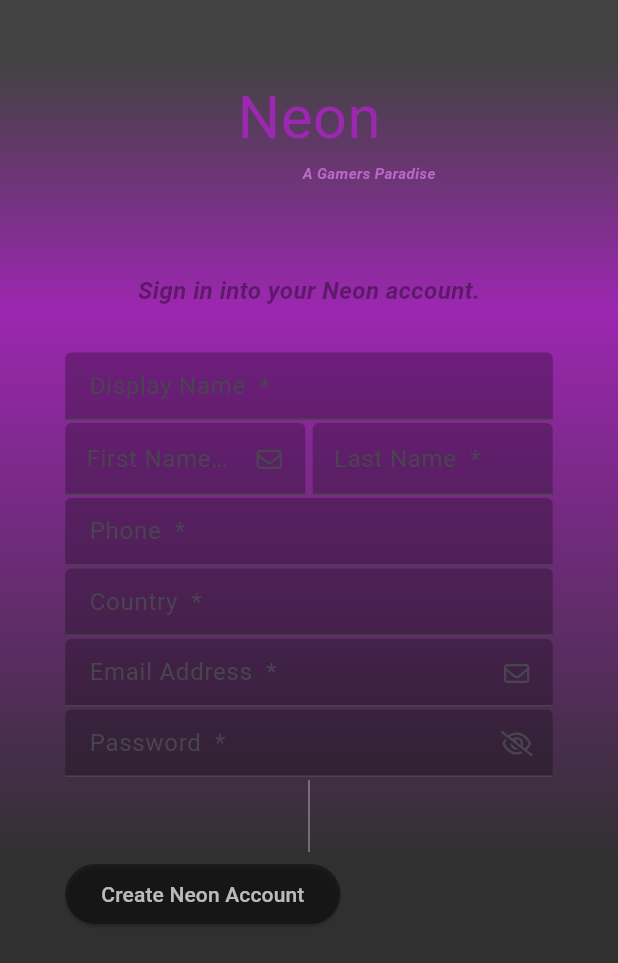
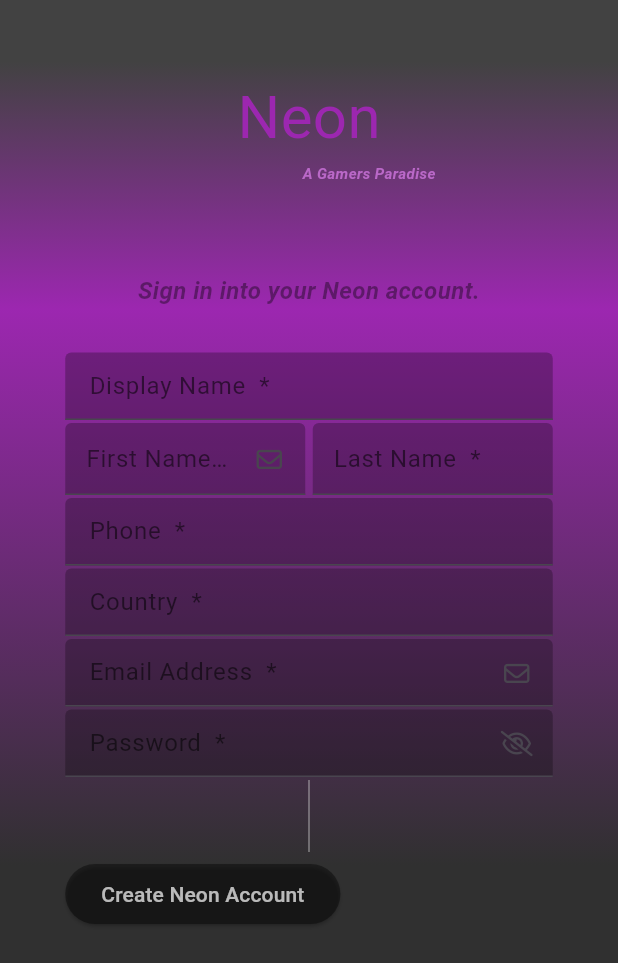
Before and after one commit to Bigyan-Shrestha/Tomato_Game, a Flutter app: the screen it shows after launch, after a tap on "Register.", on a phone screen of 412 x 824 dp. Shown: the top 963 px of the screen. Run offline on Flutter 3.47's test engine with Material 3 defaults, Android fonts, the phone set to English and light mode, and no system bars; our stand-ins replace awesome_dialog, font_awesome_flutter, shared_preferences, supabase_flutter; missing offline and left inert: datepicker_dropdown, desktop_window; accounts and stored records are empty; network calls fail; grey boxes are pictures that could not be loaded.

Commit message:
Dec 8, final Commit

```diff
--- a/lib/Credentials/supabase_authentication.dart
+++ b/lib/Credentials/supabase_authentication.dart
@@ -25,11 +25,6 @@
     //print(response);
   }
 
-
-
-
-
-
   Future<void> logInUsingEmailPassword({
     required String email,
     required String password,
--- a/lib/Credentials/supabase_credentials.dart
+++ b/lib/Credentials/supabase_credentials.dart
@@ -5,5 +5,4 @@
   static const String APIURL = "https://rnowluzzzxtzeeirudcj.supabase.co";
 
   static SupabaseClient supabaseClient = SupabaseClient(APIURL, APIKEY);
-
 }
--- a/lib/Login.dart
+++ b/lib/Pages/Login.dart
@@ -2,7 +2,7 @@
 import 'package:flutter/material.dart';
 import 'package:font_awesome_flutter/font_awesome_flutter.dart';
 import 'package:project_tomatogame/Credentials/supabase_authentication.dart';
-import 'package:project_tomatogame/homeScreen.dart';
+import 'package:project_tomatogame/Pages/homeScreen.dart';
 import 'package:supabase_flutter/supabase_flutter.dart';
 import 'Register.dart';
 
@@ -17,8 +17,8 @@
 class LoginPage extends State<LoginScreen> {
   late AuthenticationService _authenticationService;
   bool _loading = false;
-  final _emailController = TextEditingController(text:'bigyan.shrestha@patancollege.edu.np');
-  final _passwordController = TextEditingController(text:'games123');
+  final _emailController = TextEditingController(text:'cyberpunkstha@gmail.com');
+  final _passwordController = TextEditingController(text:'123games');
 
   //Initializing Authentication Service.........................................Function
   void initState() {
@@ -111,12 +111,15 @@
                       height: 60,
                     ),
                     Container(
-                      height: 45,
-                      width: 250,
+                      height: 55,
+                      width: 400,
                       child: TextField(
                         controller: _emailController,
                         keyboardType: TextInputType.emailAddress,
                         decoration: InputDecoration(
+                          labelStyle: TextStyle(
+                            color: Colors.black54,
+                          ),
                           labelText: 'Email Address.',
                           filled: true,
                           fillColor: Colors.black26,
@@ -128,12 +131,15 @@
                       height: 2,
                     ),
                     Container(
-                      height: 45,
-                      width: 250,
+                      height: 55,
+                      width: 400,
                       child: TextField(
                         controller: _passwordController,
                         obscureText: true,
                         decoration: InputDecoration(
+                          labelStyle: TextStyle(
+                            color: Colors.black54,
+                          ),
                           labelText: 'Password.',
                           filled: true,
                           fillColor: Colors.black26,
@@ -237,38 +243,14 @@
                     const SizedBox(
                       height: 10,
                     ),
+
                     Text(
-                      'Or',
+                      '"You need to have Neon Account to play tomato game."',
                       style: TextStyle(
-                          color: Colors.black54, fontWeight: FontWeight.bold),
+                          color: Colors.black87, fontWeight: FontWeight.bold, fontStyle:FontStyle.italic,),
                     ),
-                    const SizedBox(
-                      height: 10,
-                    ),
-                    Text(
-                      'Login Using.',
-                      style: TextStyle(
-                          color: Colors.black54, fontWeight: FontWeight.bold),
-                    ),
-                    const SizedBox(
-                      height: 2,
-                    ),
-                    Row(
-                      mainAxisAlignment: MainAxisAlignment.start,
-                      children: [
-                        ElevatedButton.icon(
-                          style: ElevatedButton.styleFrom(
-                            backgroundColor: Colors.black38,
-                            foregroundColor: Colors.white70,
-                          ),
-                          onPressed: () async {},
-                          icon: const Icon(
-                            FontAwesomeIcons.google,
-                          ),
-                          label: const Text('Sign in with Google'),
-                        ),
-                      ],
-                    ),
+
+
                   ],
                 ),
               ),
--- a/lib/Register.dart
+++ b/lib/Pages/Register.dart
@@ -142,6 +142,9 @@
                         controller: _displayNameController,
                         keyboardType: TextInputType.name,
                         decoration: InputDecoration(
+                            labelStyle: TextStyle(
+                              color: Colors.black54,
+                            ),
                             labelText: 'Display Name  *',
                             filled: true,
                             fillColor: Colors.black26),
@@ -157,6 +160,9 @@
                             controller: _firstNameController,
                             keyboardType: TextInputType.name,
                             decoration: InputDecoration(
+                                labelStyle: TextStyle(
+                                  color: Colors.black54,
+                                ),
                                 labelText: '  First Name  *',
                                 filled: true,
                                 fillColor: Colors.black26,
@@ -173,6 +179,9 @@
                             controller: _lastNameController,
                             keyboardType: TextInputType.name,
                             decoration: InputDecoration(
+                                labelStyle: TextStyle(
+                                  color: Colors.black54,
+                                ),
                                 labelText: '  Last Name  *',
                                 filled: true,
                                 fillColor: Colors.black26,
@@ -191,6 +200,9 @@
                         controller: _phoneController,
                         keyboardType: TextInputType.phone,
                         decoration: InputDecoration(
+                          labelStyle: TextStyle(
+                            color: Colors.black54,
+                          ),
                           labelText: 'Phone  *',
                           filled: true,
                           fillColor: Colors.black26,
@@ -207,6 +219,9 @@
                         controller: _countryController,
                         keyboardType: TextInputType.name,
                         decoration: InputDecoration(
+                          labelStyle: TextStyle(
+                            color: Colors.black54,
+                          ),
                             labelText: 'Country  *',
                             filled: true,
                             fillColor: Colors.black26,
@@ -223,6 +238,9 @@
                         controller: _emailController,
                         keyboardType: TextInputType.emailAddress,
                         decoration: InputDecoration(
+                            labelStyle: TextStyle(
+                              color: Colors.black54,
+                            ),
                             labelText: 'Email Address  *',
                             filled: true,
                             fillColor: Colors.black26,
@@ -240,6 +258,9 @@
                         controller: _passwordController,
                         keyboardType: TextInputType.visiblePassword,
                         decoration: InputDecoration(
+                            labelStyle: TextStyle(
+                              color: Colors.black54,
+                            ),
                             labelText: 'Password  *',
                             filled: true,
                             fillColor: Colors.black26,
@@ -308,21 +329,6 @@
                     SizedBox(
                       height: 2,
                     ),
-                    /*CheckboxListTile(
-                      activeColor: Colors.black54,
-                      title: Text(
-                        'I have read and agree to Terms of Service.',
-                        style: TextStyle(
-                          color: Colors.black38,
-                          fontWeight: FontWeight.bold,
-                          fontStyle: FontStyle.italic,
-                          fontSize: 12,
-                        ),
-                      ),
-                      value: true,
-                      onChanged: (newValue) {},
-                      controlAffinity: ListTileControlAffinity.leading,
-                    ),*/
                     SizedBox(
                       height: 2,
                     ),
```
Also changed, not shown: lib/Pages/homeScreen.dart (renamed from lib/homeScreen.dart, +86 -21 lines), lib/Pages/main.dart (renamed from lib/main.dart, +6 -30 lines), 5 other files.
